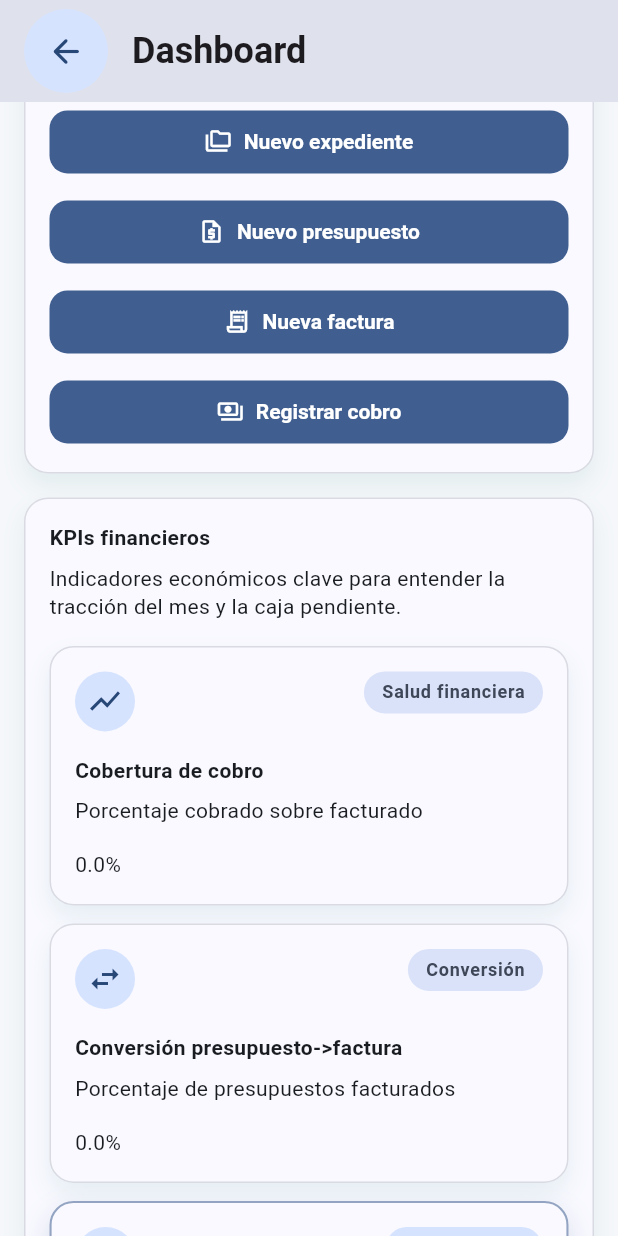
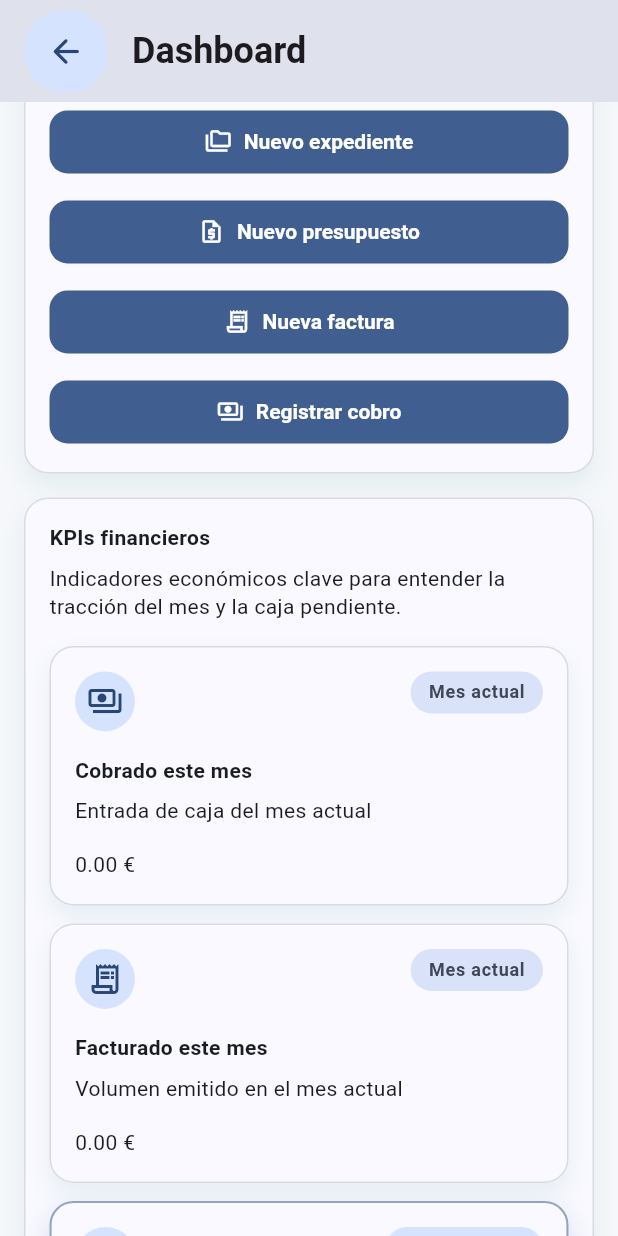
Before and after one commit to constructovar24-rgb/obraia_v2, a Flutter app: the DashboardScreen screen opened directly, scrolled down 576 dp, on a phone screen of 412 x 824 dp. Run offline on Flutter 3.47's test engine with Material 3 defaults, Android fonts, the phone set to English and light mode, and no system bars; our stand-ins replace drift, flutter_riverpod, pdf, printing; accounts and stored records are empty; generated files the repository leaves out were written again.

Commit message:
refactor(dashboard): simplificar KPIs financieros

```diff
--- a/lib/features/dashboard/presentation/screens/dashboard_screen.dart
+++ b/lib/features/dashboard/presentation/screens/dashboard_screen.dart
@@ -60,10 +60,6 @@ class _DashboardScreenState extends ConsumerState<DashboardScreen> {
     final month = fecha.month.toString().padLeft(2, '0');
     final year = fecha.year.toString();
     return '$day/$month/$year';
-  }
-
-  String _formatearPorcentaje(double value) {
-    return '${value.toStringAsFixed(1)}%';
   }
 
   Future<void> _abrirNuevoExpediente() async {
@@ -529,58 +525,6 @@ class _DashboardScreenState extends ConsumerState<DashboardScreen> {
                                   SizedBox(
                                     width: itemWidth,
                                     child: _KpiCard(
-                                      title: 'Cobertura de cobro',
-                                      subtitle: 'Porcentaje cobrado sobre facturado',
-                                      value: Text(
-                                        _formatearPorcentaje(
-                                          resumen.coberturaCobroPorcentaje,
-                                        ),
-                                        style: textTheme.headlineSmall,
-                                      ),
-                                      statusLabel: 'Salud financiera',
-                                      statusType: StatusType.info,
-                                      icon: Icons.show_chart_outlined,
-                                    ),
-                                  ),
-                                  SizedBox(
-                                    width: itemWidth,
-                                    child: _KpiCard(
-                                      title: 'Conversión presupuesto->factura',
-                                      subtitle: 'Porcentaje de presupuestos facturados',
-                                      value: Text(
-                                        _formatearPorcentaje(
-                                          resumen
-                                              .conversionPresupuestosFacturasPorcentaje,
-                                        ),
-                                        style: textTheme.headlineSmall,
-                                      ),
-                                      statusLabel: 'Conversión',
-                                      statusType: StatusType.info,
-                                      icon: Icons.swap_horiz_outlined,
-                                    ),
-                                  ),
-                                  SizedBox(
-                                    width: itemWidth,
-                                    child: _KpiCard(
-                                      title: 'Saldo pendiente total',
-                                      subtitle: 'Importe actualmente abierto',
-                                      value: MoneyText(
-                                        resumen.saldoPendienteTotal,
-                                        style: textTheme.headlineSmall,
-                                      ),
-                                      statusLabel: resumen.saldoPendienteTotal > 0
-                                          ? 'Seguimiento'
-                                          : 'Sin pendiente',
-                                      statusType: resumen.saldoPendienteTotal > 0
-                                          ? StatusType.warning
-                                          : StatusType.success,
-                                      icon: Icons.account_balance_wallet_outlined,
-                                      highlighted: true,
-                                    ),
-                                  ),
-                                  SizedBox(
-                                    width: itemWidth,
-                                    child: _KpiCard(
                                       title: 'Cobrado este mes',
                                       subtitle: 'Entrada de caja del mes actual',
                                       value: MoneyText(
@@ -609,15 +553,24 @@ class _DashboardScreenState extends ConsumerState<DashboardScreen> {
                                   SizedBox(
                                     width: itemWidth,
                                     child: _KpiCard(
-                                      title: 'Total presupuestado',
-                                      subtitle: 'Presupuestos acumulados',
+                                      title: 'Saldo pendiente total',
+                                      subtitle: 'Importe actualmente abierto',
                                       value: MoneyText(
-                                        resumen.totalPresupuestado,
+                                        resumen.saldoPendienteTotal,
                                         style: textTheme.headlineSmall,
                                       ),
-                                      statusLabel: 'Acumulado',
-                                      statusType: StatusType.neutral,
-                                      icon: Icons.request_quote_outlined,
+                                      statusLabel: resumen.saldoPendienteTotal > 0
+                                          ? 'Seguimiento'
+                                          : 'Sin pendiente',
+                                      statusType: resumen.saldoPendienteTotal > 0
+                                          ? StatusType.warning
+                                          : StatusType.success,
+                                      icon: Icons.account_balance_wallet_outlined,
+                                      highlighted: true,
+                                      actionLabel: 'Ver facturas',
+                                      onAction: () => _abrirFacturas(
+                                        const FacturasInitialFilter.saldoPendiente(),
+                                      ),
                                     ),
                                   ),
                                 ],
@@ -723,6 +676,8 @@ class _KpiCard extends StatelessWidget {
     required this.statusType,
     required this.icon,
     this.highlighted = false,
+    this.actionLabel,
+    this.onAction,
   });
 
   final String title;
@@ -732,6 +687,8 @@ class _KpiCard extends StatelessWidget {
   final StatusType statusType;
   final IconData icon;
   final bool highlighted;
+  final String? actionLabel;
+  final VoidCallback? onAction;
 
   @override
   Widget build(BuildContext context) {
@@ -777,6 +734,17 @@ class _KpiCard extends StatelessWidget {
           ),
           const SizedBox(height: AppSpacing.md),
           value,
+          if (actionLabel != null && onAction != null) ...[
+            const SizedBox(height: AppSpacing.sm),
+            Align(
+              alignment: Alignment.centerRight,
+              child: TextButton.icon(
+                onPressed: onAction,
+                icon: const Icon(Icons.arrow_forward),
+                label: Text(actionLabel!),
+              ),
+            ),
+          ],
         ],
       ),
     );
```
